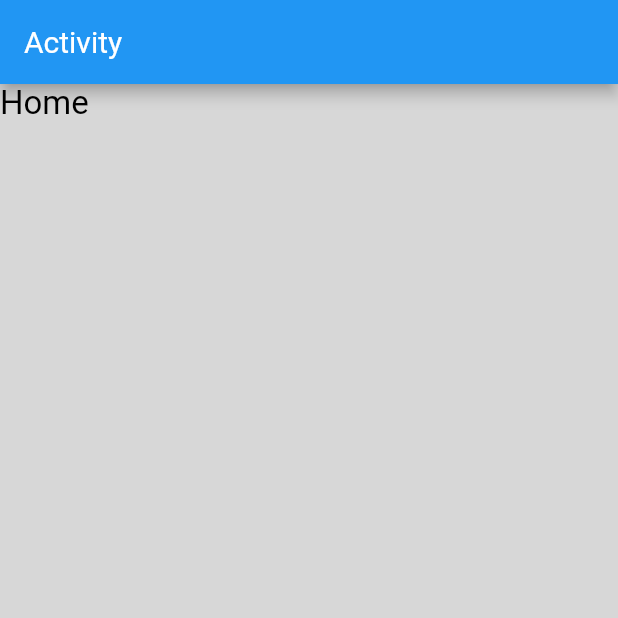
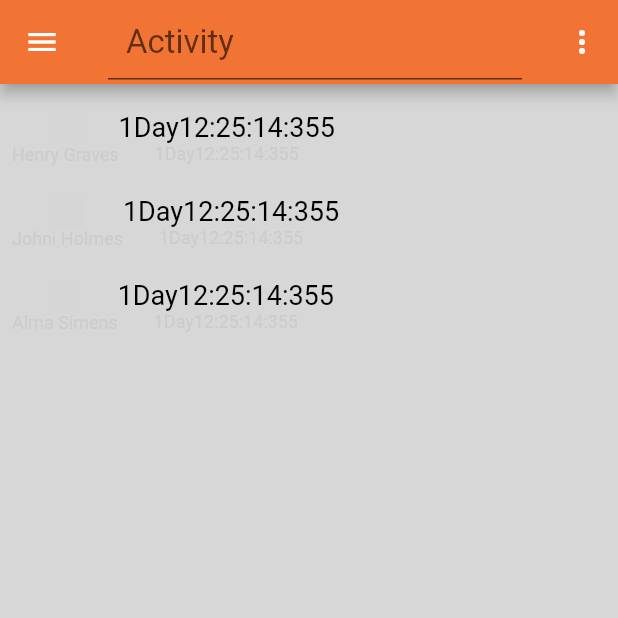
Before and after one commit to RamanYarotski/Flutter_training, a Flutter app: the screen it shows after launch, on a phone screen of 412 x 824 dp, the top half of it. Run offline on Flutter 3.47's test engine with Material 2 defaults, Android fonts, the phone set to English and light mode, and no system bars; grey boxes are pictures that could not be loaded.

Commit message:
[ADD]- UI init;

```diff
--- a/lib/main.dart
+++ b/lib/main.dart
@@ -1,5 +1,21 @@
 import 'package:flutter/material.dart';
 import 'package:training_project/constants.dart';
+
+class User {
+  String avatarSource;
+  String userName;
+  int number;
+  String numberValue;
+  String time;
+  User(this.avatarSource, this.userName, this.number, this.numberValue,
+      this.time);
+}
+
+final List<User> users = <User>[
+  User("assets/images/1.jpeg", "Henry Graves", 1, "Day", "12:25:14:355"),
+  User("assets/images/2.jpeg", "Johni Holmes", 1, "Day", "12:25:14:355"),
+  User("assets/images/3.jpeg", "Alma Simens", 1, "Day", "12:25:14:355")
+];
 
 void main() {
   runApp(const MyApp());
@@ -41,16 +57,80 @@
     return Scaffold(
       body: Container(
         color: backgroundColor,
-        child: const Text("Home",
-            style: TextStyle(fontSize: 22, color: titleTextColor),
-            textDirection: TextDirection.ltr),
+        child: ListView.builder(
+            scrollDirection: Axis.vertical,
+            padding: const EdgeInsets.all(8),
+            itemCount: users.length,
+            itemBuilder: (BuildContext context, int index) {
+              return Container(
+                  padding: const EdgeInsets.symmetric(vertical: 10),
+                  child: Row(
+                      mainAxisAlignment: MainAxisAlignment.start,
+                      children: [
+                        Column(
+                          mainAxisAlignment: MainAxisAlignment.start,
+                          children: [
+                            Image.asset(users[index].avatarSource, width: 22, height: 22,),
+                            Text(users[index].userName,
+                                style: const TextStyle(
+                                    fontSize: 12, color: gray80)),
+                          ],
+                        ),
+                        Column(
+                            mainAxisAlignment: MainAxisAlignment.start,
+                            children: [
+                              Column(
+                                mainAxisAlignment: MainAxisAlignment.start,
+                                children: [
+                                  Row(
+                                    children: [
+                                      Text(users[index].number.toString(),
+                                          style: const TextStyle(
+                                              fontSize: 18,
+                                              color: titleTextColor)),
+                                      Text(users[index].numberValue.toString(),
+                                          style: const TextStyle(
+                                              fontSize: 18,
+                                              color: titleTextColor)),
+                                      Text(users[index].time.toString(),
+                                          style: const TextStyle(
+                                              fontSize: 18,
+                                              color: titleTextColor)),
+                                    ],
+                                  ),
+                                  Row(
+                                    children: [
+                                      Text(users[index].number.toString(),
+                                          style: const TextStyle(
+                                              fontSize: 12, color: gray80)),
+                                      Text(users[index].numberValue.toString(),
+                                          style: const TextStyle(
+                                              fontSize: 12, color: gray80)),
+                                      Text(users[index].time.toString(),
+                                          style: const TextStyle(
+                                              fontSize: 12, color: gray80)),
+                                    ],
+                                  )
+                                ],
+                              )
+                            ])
+                      ]));
+            }),
       ),
       appBar: AppBar(
-        title: const Text("Activity"),
+        backgroundColor: primaryColor,
+        leading: const Icon(Icons.menu),
+        title: TextFormField(
+          decoration: const InputDecoration(
+              hintText: "Activity", fillColor: primaryColor, filled: true,),
+          maxLines: 1,
+          style: const TextStyle(fontSize: 22, color: gray100),
+        ),
         actions: <Widget>[
-          // IconButton(
-              // onPressed: onPressed, icon: icon
-          // )
+          IconButton(onPressed: () {
+
+          }, icon: const Icon(Icons.more_vert, color: gray100)
+          )
         ],
       ),
     );
```
Also changed, not shown: pubspec.yaml (+12 -25 lines), assets/images/avatars/1.jpeg (added), assets/images/avatars/2.jpeg (added), assets/images/avatars/3.jpeg (added), pubspec.lock.
